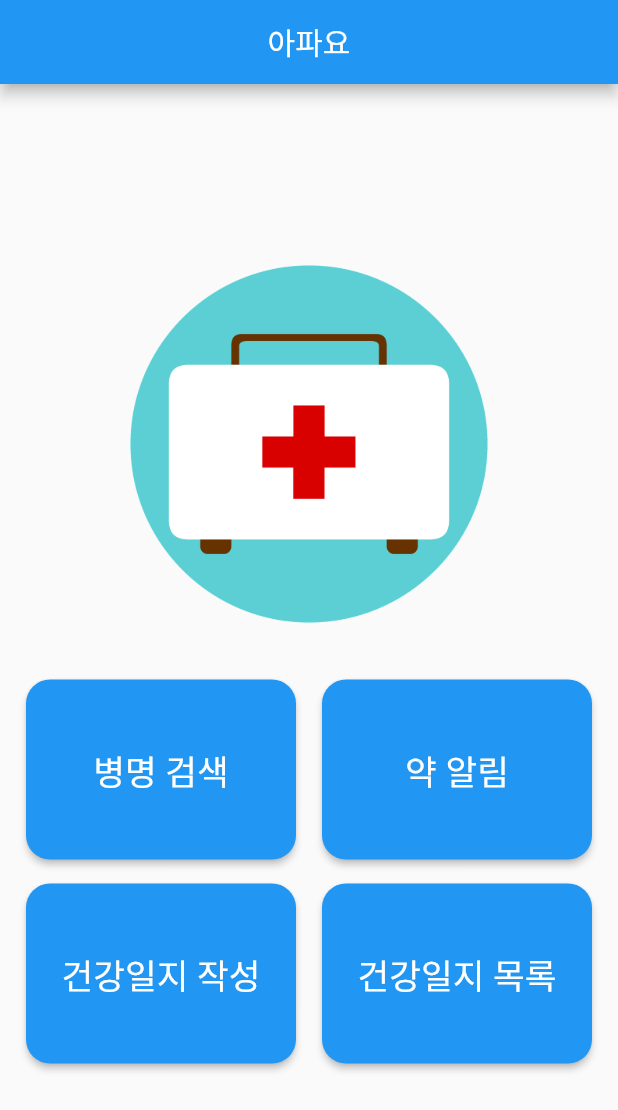
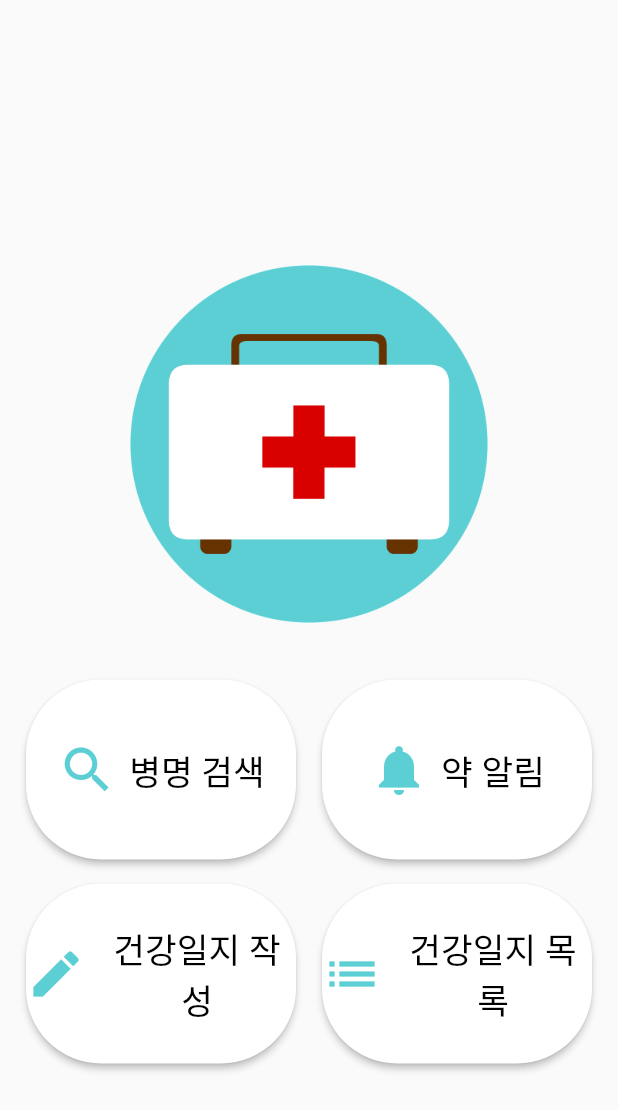
Before and after one commit to kumoh-lni/apayo-front, a Flutter app: the MainPage screen opened directly, on a phone screen of 412 x 824 dp. Shown: the top 1110 px of the screen. Run offline on Flutter 3.47's test engine with Material 2 defaults, Android fonts, the phone set to English and light mode, and no system bars; our stand-ins replace google_maps_flutter, location.

Commit message:
0510, 메인 화면 UI 재배치

```diff
--- a/lib/MainPage.dart
+++ b/lib/MainPage.dart
@@ -14,7 +14,30 @@ class MyApp extends StatelessWidget {
 
   @override
   Widget build(BuildContext context) {
+    final primaryColor = Color(0xff2E3B62);
+    final accentColor = Color(0xff64A1D6);
+    final scaffoldBackgroundColor = Color(0xffF5F5F5);
+    final ThemeData theme = ThemeData();
+
     return MaterialApp(
+      title: '아파요',
+      theme: ThemeData(
+        primaryColor: primaryColor,
+        colorScheme: ColorScheme.fromSwatch(
+          primarySwatch: Colors.blueGrey,
+          accentColor: accentColor,
+          brightness: Brightness.light,
+        ),
+        scaffoldBackgroundColor: scaffoldBackgroundColor,
+        elevatedButtonTheme: ElevatedButtonThemeData(
+          style: ElevatedButton.styleFrom(
+            shape: RoundedRectangleBorder(
+              borderRadius: BorderRadius.circular(50),
+            ),
+            primary: accentColor,
+          ),
+        ),
+      ),
       home: const MainPage(),
     );
   }
@@ -27,8 +50,13 @@ class MainPage extends StatelessWidget {
   Widget build(BuildContext context) {
     return Scaffold(
       appBar: AppBar(
+        title: Text(
+          '',
+        ),
         centerTitle: true,
-        title: const Text('아파요'),
+        elevation: 0,
+        backgroundColor: Colors.transparent,
+        automaticallyImplyLeading: false,
       ),
       body: Column(
         mainAxisAlignment: MainAxisAlignment.center,
@@ -42,16 +70,36 @@ class MainPage extends StatelessWidget {
           Row(
             mainAxisAlignment: MainAxisAlignment.spaceEvenly,
             children: [
-              _buildButton(context, '병명 검색', SearchPage()),
-              _buildButton(context, '약 알림', SearchPage()),
+              _buildButton(
+                context,
+                '병명 검색',
+                SearchPage(),
+                Icon(Icons.search, size: 40),
+              ),
+              _buildButton(
+                context,
+                '약 알림',
+                SearchPage(),
+                Icon(Icons.notifications, size: 40),
+              ),
             ],
           ),
           const SizedBox(height: 16),
           Row(
             mainAxisAlignment: MainAxisAlignment.spaceEvenly,
             children: [
-              _buildButton(context, '건강일지 작성', WritePage()),
-              _buildButton(context, '건강일지 목록', ReadPage()),
+              _buildButton(
+                context,
+                '건강일지 작성',
+                WritePage(),
+                Icon(Icons.edit, size: 40),
+              ),
+              _buildButton(
+                context,
+                '건강일지 목록',
+                ReadPage(),
+                Icon(Icons.list, size: 40),
+              ),
             ],
           ),
         ],
@@ -59,25 +107,41 @@ class MainPage extends StatelessWidget {
     );
   }
 
-  Widget _buildButton(BuildContext context, String text, Widget page) {
+  Widget _buildButton(
+      BuildContext context,
+      String text,
+      Widget page,
+      Icon icon
+      ) {
     return SizedBox(
       width: 180,
       height: 120,
-      child: ElevatedButton(
+      child: ElevatedButton.icon(
         onPressed: () {
           Navigator.push(
             context,
             MaterialPageRoute(builder: (context) => page),
           );
         },
-        child: Text(
+        icon: Icon(
+          icon.icon,
+          size: 40,
+          color: Color(0xff5CCFD4),
+        ),
+        label: Text(
           text,
-          style: const TextStyle(fontSize: 23),
+          style: const TextStyle(
+            fontSize: 23,
+            color: Colors.black,
+          ),
+          textAlign: TextAlign.center, // 가운데 정렬 추가
         ),
         style: ElevatedButton.styleFrom(
+          primary: Colors.white,
           shape: RoundedRectangleBorder(
-            borderRadius: BorderRadius.circular(16),
+            borderRadius: BorderRadius.circular(50), // 동그란 모서리로 변경
           ),
+          padding: EdgeInsets.symmetric(vertical: 16), // 버튼 높이 조정
         ),
       ),
     );
```
